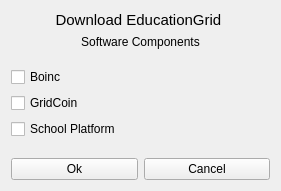
Above: EducationGridGUIInstaller.ui from sciencefreak500/EducationGrid before the change. Below: the same form after it.
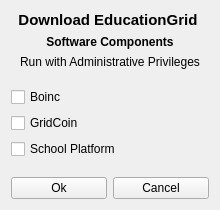
That is the form after the change.

Commit message: added warning to gui, took out zipextract

The edit to the form file:
```diff
--- a/EducationGridGUIInstaller.ui
+++ b/EducationGridGUIInstaller.ui
@@ -6,8 +6,8 @@
    <rect>
     <x>0</x>
     <y>0</y>
-    <width>281</width>
-    <height>191</height>
+    <width>220</width>
+    <height>210</height>
    </rect>
   </property>
   <property name="windowTitle">
@@ -21,6 +21,8 @@
        <property name="font">
         <font>
          <pointsize>11</pointsize>
+         <weight>75</weight>
+         <bold>true</bold>
         </font>
        </property>
        <property name="text">
@@ -33,6 +35,12 @@
      </item>
      <item>
       <widget class="QLabel" name="label_2">
+       <property name="font">
+        <font>
+         <weight>75</weight>
+         <bold>true</bold>
+        </font>
+       </property>
        <property name="text">
         <string>Software Components</string>
        </property>
@@ -41,6 +49,26 @@
        </property>
       </widget>
      </item>
+     <item>
+      <widget class="QLabel" name="label_3">
+       <property name="font">
+        <font>
+         <pointsize>9</pointsize>
+         <weight>50</weight>
+         <italic>false</italic>
+         <bold>false</bold>
+         <underline>false</underline>
+         <strikeout>false</strikeout>
+        </font>
+       </property>
+       <property name="text">
+        <string>Run with Administrative Privileges</string>
+       </property>
+       <property name="alignment">
+        <set>Qt::AlignCenter</set>
+       </property>
+      </widget>
+     </item>
      <item>
       <spacer name="verticalSpacer_2">
        <property name="orientation">
```
The commit also changes 3 other files.
